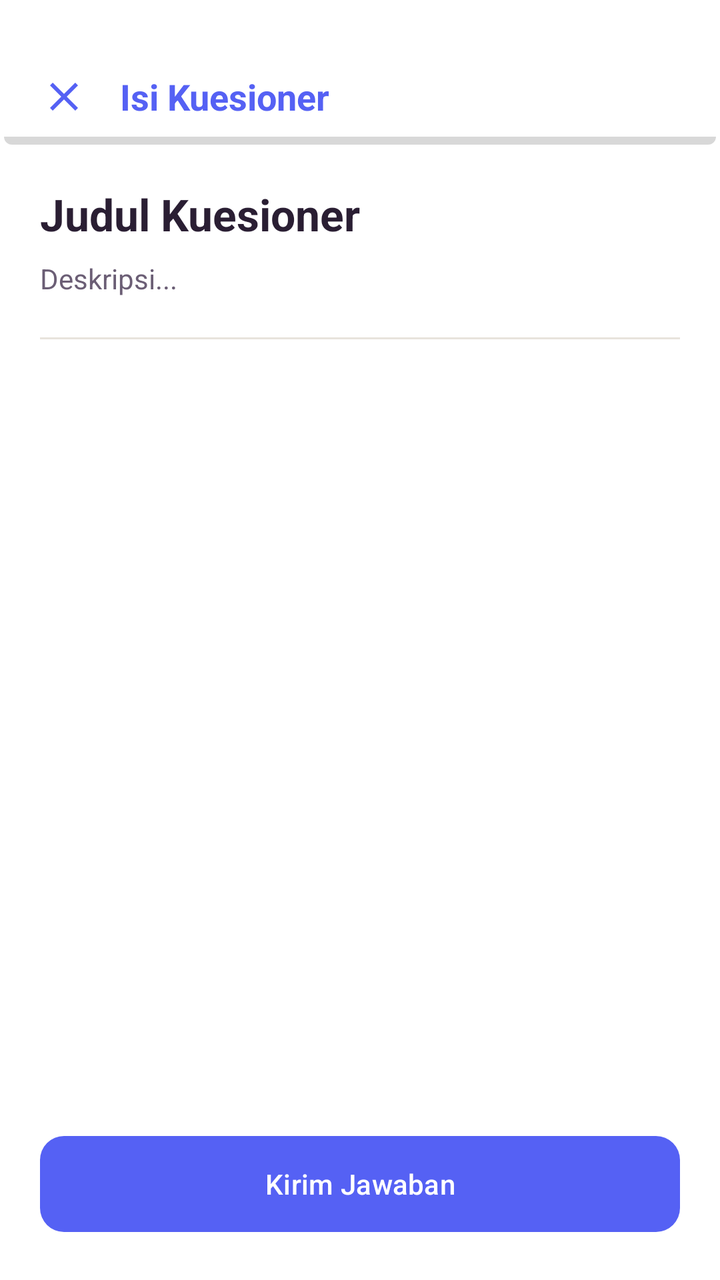
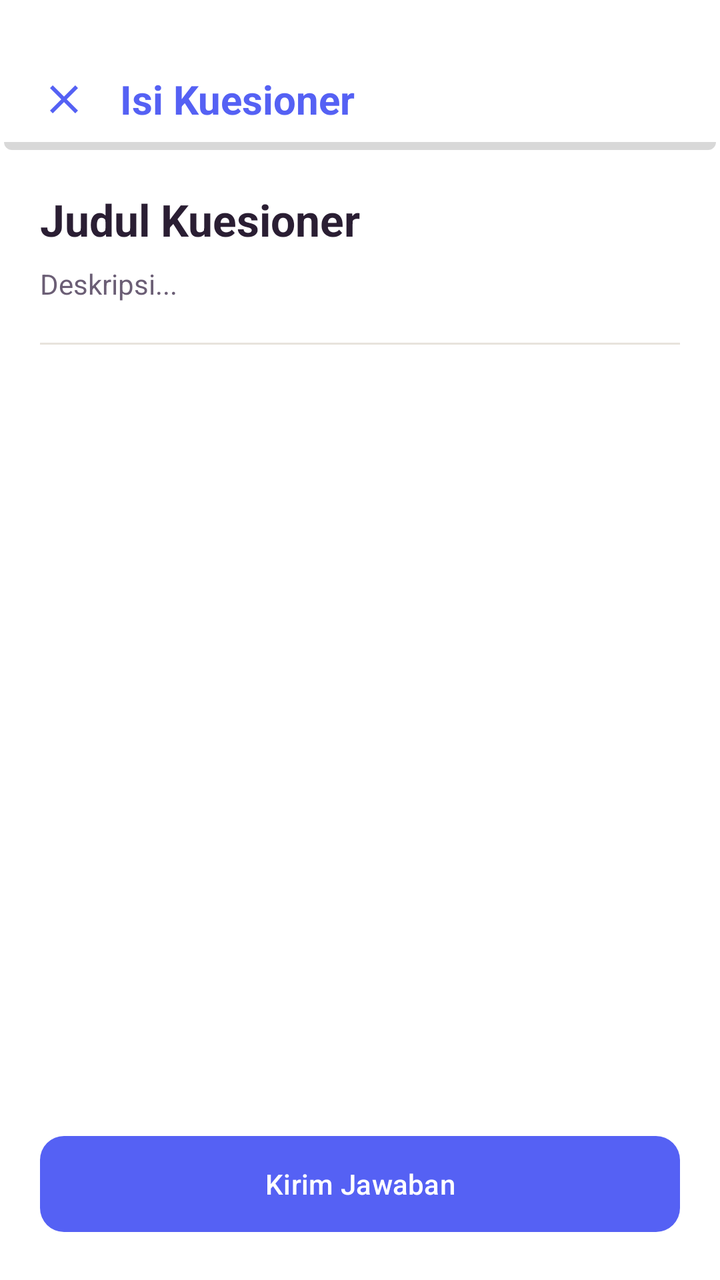

Screens rendered from an Android XML layout before and after an edit, with the pre-edit source and the edit as a unified diff.
<!-- AndroidManifest.xml: application theme Theme.BkNova -->
<!-- res/layout/fragment_isi_kuesioner.xml -->
<?xml version="1.0" encoding="utf-8"?>
<androidx.constraintlayout.widget.ConstraintLayout xmlns:android="http://schemas.android.com/apk/res/android"
    xmlns:app="http://schemas.android.com/apk/res-auto"
    android:layout_width="match_parent"
    android:layout_height="match_parent"
    android:background="@color/white">

    
    <androidx.constraintlayout.widget.ConstraintLayout
        android:id="@+id/header"
        android:layout_width="match_parent"
        android:layout_height="wrap_content"
        android:paddingTop="36dp"
        android:paddingBottom="12dp"
        android:paddingHorizontal="20dp"
        android:background="@drawable/bg_header"
        app:layout_constraintTop_toTopOf="parent">

        <ImageView
            android:id="@+id/btn_back_isi"
            android:layout_width="24dp"
            android:layout_height="24dp"
            android:src="@drawable/ic_close"
            app:layout_constraintBottom_toBottomOf="parent"
            app:layout_constraintStart_toStartOf="parent"
            app:layout_constraintTop_toTopOf="parent"
            app:tint="@color/brand_primary"
            android:clickable="true"
            android:focusable="true"
            android:background="?attr/selectableItemBackgroundBorderless" />

        <TextView
            android:id="@+id/tv_title_isi"
            android:layout_width="wrap_content"
            android:layout_height="wrap_content"
            android:layout_marginStart="16dp"
            android:text="Isi Kuesioner"
            android:textColor="@color/brand_primary"
            android:textSize="18sp"
            android:textStyle="bold"
            app:layout_constraintBottom_toBottomOf="parent"
            app:layout_constraintStart_toEndOf="@id/btn_back_isi"
            app:layout_constraintTop_toTopOf="parent" />

    </androidx.constraintlayout.widget.ConstraintLayout>

    <androidx.core.widget.NestedScrollView
        android:layout_width="match_parent"
        android:layout_height="0dp"
        android:fillViewport="true"
        app:layout_constraintBottom_toTopOf="@id/btn_submit_kuesioner"
        app:layout_constraintTop_toBottomOf="@id/header">

        <LinearLayout
            android:layout_width="match_parent"
            android:layout_height="wrap_content"
            android:orientation="vertical"
            android:padding="20dp">

            <TextView
                android:id="@+id/tv_detail_judul"
                android:layout_width="match_parent"
                android:layout_height="wrap_content"
                android:text="Judul Kuesioner"
                android:textSize="22sp"
                android:textStyle="bold"
                android:textColor="@color/text_color_primary" />

            <TextView
                android:id="@+id/tv_detail_deskripsi"
                android:layout_width="match_parent"
                android:layout_height="wrap_content"
                android:layout_marginTop="8dp"
                android:text="Deskripsi..."
                android:textColor="@color/text_color_secondary" />

            <View
                android:layout_width="match_parent"
                android:layout_height="1dp"
                android:background="@color/divider_color"
                android:layout_marginVertical="20dp" />

            <LinearLayout
                android:id="@+id/container_pertanyaan"
                android:layout_width="match_parent"
                android:layout_height="wrap_content"
                android:orientation="vertical" />

        </LinearLayout>
    </androidx.core.widget.NestedScrollView>

    <com.google.android.material.button.MaterialButton
        android:id="@+id/btn_submit_kuesioner"
        android:layout_width="match_parent"
        android:layout_height="56dp"
        android:layout_margin="20dp"
        android:text="Kirim Jawaban"
        app:cornerRadius="12dp"
        app:layout_constraintBottom_toBottomOf="parent" />

</androidx.constraintlayout.widget.ConstraintLayout>
<!-- resources referenced by this layout -->
<resources>
  <color name="brand_primary">#5561F4</color>
  <color name="divider_color">#E8E3DC</color>
  <color name="text_color_primary">#2A1E33</color>
  <color name="text_color_secondary">#6B5E75</color>
  <color name="white">#FFFFFFFF</color>
  <!-- drawable bg_header (drawable) -->
  <?xml version="1.0" encoding="utf-8"?>
  <layer-list xmlns:android="http://schemas.android.com/apk/res/android">
  
      
      <item
          android:left="2dp"
          android:right="2dp"
          android:top="4dp">
          <shape android:shape="rectangle">
              <solid android:color="#27000000"/>
              <corners android:radius="4dp" />
          </shape>
      </item>
  
      
      <item
          android:right="0dp"
          android:bottom="4dp">
          <shape android:shape="rectangle">
              <solid android:color="#FFFFFF" />
          </shape>
      </item>
  
  </layer-list>
  <!-- drawable ic_close (drawable) -->
  <vector xmlns:android="http://schemas.android.com/apk/res/android"
      android:width="24dp"
      android:height="24dp"
      android:viewportWidth="24"
      android:viewportHeight="24">
      <path
          android:fillColor="#FF000000"
          android:pathData="M19,6.41L17.59,5L12,10.59L6.41,5L5,6.41L10.59,12L5,17.59L6.41,19L12,13.41L17.59,19L19,17.59L13.41,12L19,6.41Z" />
  </vector>
  <style name="Theme.BkNova" parent="Base.Theme.BkNova" />
  <style name="Base.Theme.BkNova" parent="Theme.Material3.Light.NoActionBar">
  
          
          <item name="colorPrimary">@color/brand_primary</item>
          <item name="colorOnPrimary">@color/white</item>
          <item name="colorPrimaryContainer">@color/brand_soft</item>
          <item name="colorOnPrimaryContainer">@color/text_color_primary</item>
  
          <item name="colorSecondary">@color/accent_pink</item>
          
          <item name="colorOnSecondary">@color/text_color_primary</item>
          <item name="colorSecondaryContainer">@color/accent_pink_soft</item>
          <item name="colorOnSecondaryContainer">@color/text_color_primary</item>
  
          <item name="colorTertiary">@color/accent_peach</item>
          <item name="colorOnTertiary">@color/text_color_primary</item>
          <item name="colorTertiaryContainer">@color/accent_peach_soft</item>
          <item name="colorOnTertiaryContainer">@color/text_color_primary</item>
  
          <item name="colorSurface">@color/white</item>
          <item name="colorOnSurface">@color/text_color_primary</item>
          <item name="colorSurfaceVariant">@color/background_cream</item>
          <item name="colorOnSurfaceVariant">@color/text_color_secondary</item>
          <item name="android:colorBackground">@color/background_cream</item>
          <item name="colorOnBackground">@color/text_color_primary</item>
  
          <item name="colorOutline">@color/divider_color</item>
          <item name="colorOutlineVariant">@color/divider_color</item>
  
          <item name="colorError">@color/red_text</item>
          <item name="colorOnError">@color/white</item>
          <item name="colorErrorContainer">@color/red_light</item>
          <item name="colorOnErrorContainer">@color/red_text</item>
  
          <item name="android:windowBackground">@color/background_cream</item>
  
          
          <item name="android:statusBarColor">@android:color/transparent</item>
          <item name="android:navigationBarColor">@android:color/transparent</item>
          <item name="android:windowLightStatusBar">true</item>
          
          <item name="android:enforceNavigationBarContrast" tools:targetApi="q">false</item>
          <item name="android:enforceStatusBarContrast" tools:targetApi="q">false</item>
      </style>
  <color name="brand_soft">#F0E6FC</color>
  <color name="accent_pink">#FF7FAF</color>
  <color name="accent_pink_soft">#FFECF3</color>
  <color name="accent_peach">#FFC6BF</color>
  <color name="accent_peach_soft">#FFE8E5</color>
  <color name="background_cream">#F8F7F2</color>
  <color name="red_text">#DC2626</color>
  <color name="red_light">#FEE2E2</color>
</resources>

<!-- the commit's change to res/layout/fragment_isi_kuesioner.xml (unified diff, before → after) -->
@@ -36,7 +36,7 @@
             android:layout_marginStart="16dp"
             android:text="Isi Kuesioner"
             android:textColor="@color/brand_primary"
-            android:textSize="18sp"
+            android:textSize="20sp"
             android:textStyle="bold"
             app:layout_constraintBottom_toBottomOf="parent"
             app:layout_constraintStart_toEndOf="@id/btn_back_isi"
